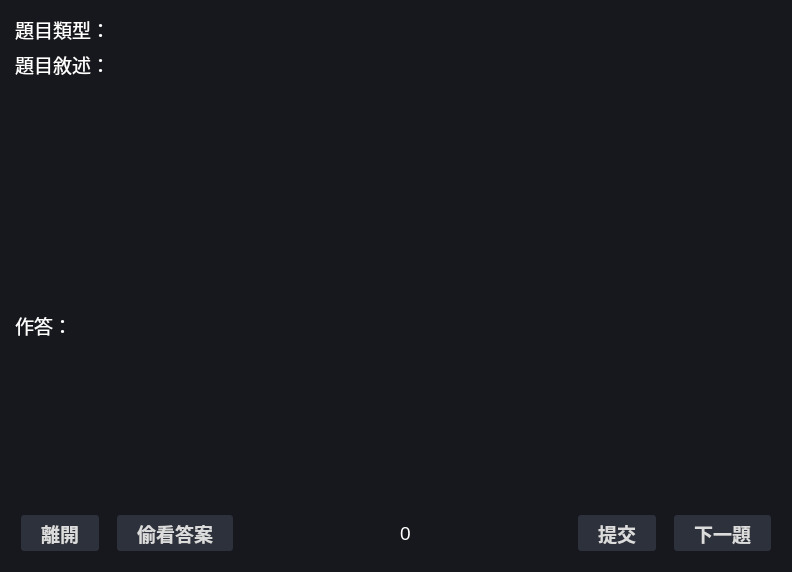
zombie5454/intro-to-oop-py-final, file UI/QtUI.ui: the form before one commit.
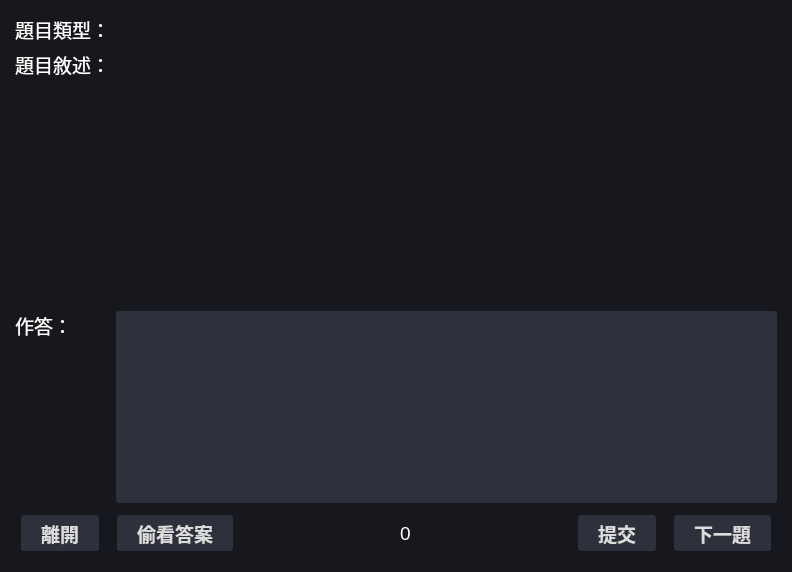
The form after the commit. The open tabs and pages were chosen to show the change.

```diff
--- a/UI/QtUI.ui
+++ b/UI/QtUI.ui
@@ -716,62 +716,6 @@
                </item>
               </layout>
              </widget>
-             <widget class="QWidget" name="examMultipleChoice">
-              <layout class="QVBoxLayout" name="verticalLayout_17">
-               <property name="leftMargin">
-                <number>0</number>
-               </property>
-               <property name="topMargin">
-                <number>0</number>
-               </property>
-               <property name="rightMargin">
-                <number>0</number>
-               </property>
-               <property name="bottomMargin">
-                <number>0</number>
-               </property>
-               <item>
-                <widget class="QRadioButton" name="examMultipleChoice_1">
-                 <property name="text">
-                  <string/>
-                 </property>
-                 <property name="autoExclusive">
-                  <bool>false</bool>
-                 </property>
-                </widget>
-               </item>
-               <item>
-                <widget class="QRadioButton" name="examMultipleChoice_2">
-                 <property name="text">
-                  <string/>
-                 </property>
-                 <property name="autoExclusive">
-                  <bool>false</bool>
-                 </property>
-                </widget>
-               </item>
-               <item>
-                <widget class="QRadioButton" name="examMultipleChoice_3">
-                 <property name="text">
-                  <string/>
-                 </property>
-                 <property name="autoExclusive">
-                  <bool>false</bool>
-                 </property>
-                </widget>
-               </item>
-               <item>
-                <widget class="QRadioButton" name="examMultipleChoice_4">
-                 <property name="text">
-                  <string/>
-                 </property>
-                 <property name="autoExclusive">
-                  <bool>false</bool>
-                 </property>
-                </widget>
-               </item>
-              </layout>
-             </widget>
             </widget>
            </item>
           </layout>
```
Left out of the diff: 2 changed lines with no effect on the pictures.
